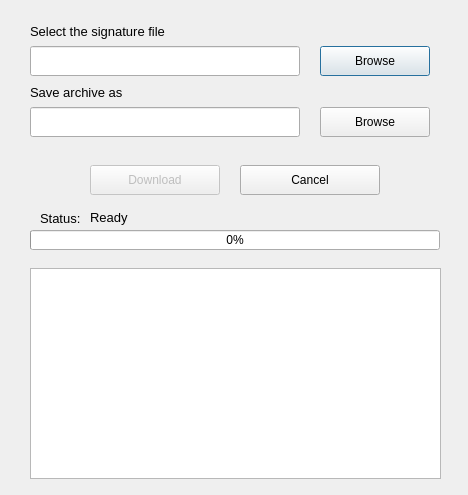
rickysarraf/apt-offline, file apt_offline_gui/AptOfflineQtFetch.ui: the form before one commit.
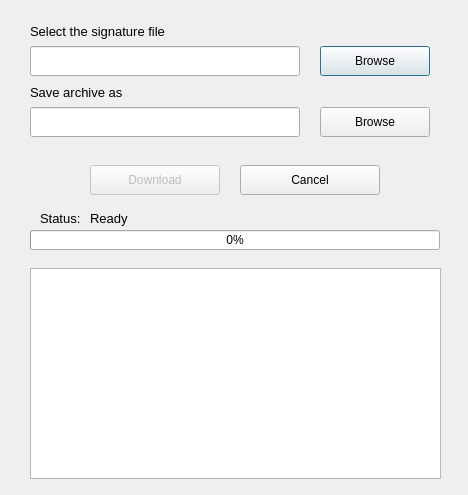
The form after the commit. Icons and pictures are not drawn.

```diff
--- a/apt_offline_gui/AptOfflineQtFetch.ui
+++ b/apt_offline_gui/AptOfflineQtFetch.ui
@@ -160,8 +160,8 @@
     <rect>
      <x>90</x>
      <y>210</y>
-     <width>53</width>
-     <height>15</height>
+     <width>341</width>
+     <height>16</height>
     </rect>
    </property>
    <property name="font">
```
